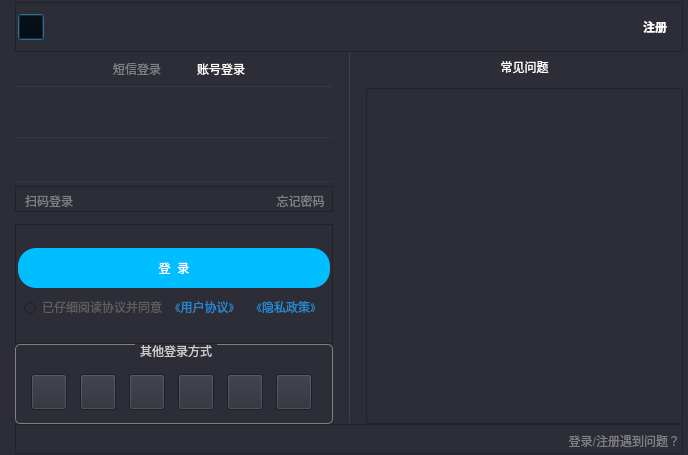
huizhang556/pc-video-player, file VideoPlayer/login/NewLoginForm.ui: the form before one commit.
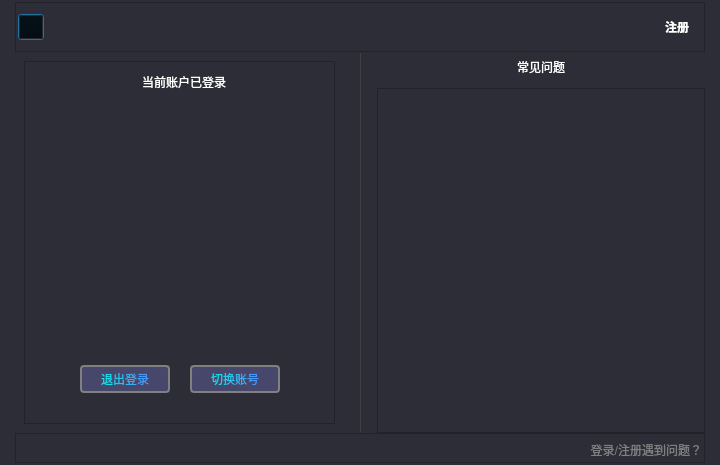
The form after the commit. The open tabs and pages were chosen to show the change. Icons and pictures are not drawn. Custom widgets are drawn as their Qt base class.

Commit message: 圆角label

```diff
--- a/VideoPlayer/login/NewLoginForm.ui
+++ b/VideoPlayer/login/NewLoginForm.ui
@@ -6,14 +6,14 @@
    <rect>
     <x>0</x>
     <y>0</y>
-    <width>688</width>
-    <height>455</height>
+    <width>720</width>
+    <height>465</height>
    </rect>
   </property>
   <property name="minimumSize">
    <size>
-    <width>688</width>
-    <height>455</height>
+    <width>720</width>
+    <height>465</height>
    </size>
   </property>
   <property name="windowTitle">
@@ -25,15 +25,24 @@
 background-color: #2c2d36;
 }</string>
   </property>
+  <layout class="QVBoxLayout" name="verticalLayout_45">
+   <property name="spacing">
+    <number>0</number>
+   </property>
+   <property name="leftMargin">
+    <number>0</number>
+   </property>
+   <property name="topMargin">
+    <number>0</number>
+   </property>
+   <property name="rightMargin">
+    <number>0</number>
+   </property>
+   <property name="bottomMargin">
+    <number>0</number>
+   </property>
+   <item>
   <widget class="QFrame" name="frame_newLogin">
-   <property name="geometry">
-    <rect>
-     <x>0</x>
-     <y>0</y>
-     <width>698</width>
-     <height>456</height>
-    </rect>
-   </property>
    <property name="styleSheet">
     <string notr="true">#frame_newLogin
 {
@@ -188,10 +197,14 @@
        <number>16</number>
       </property>
       <item>
-       <widget class="QWidget" name="widget_left" native="true">
+         <widget class="QStackedWidget" name="stackedWidget_left">
         <property name="styleSheet">
          <string notr="true"/>
         </property>
+          <property name="currentIndex">
+           <number>1</number>
+          </property>
+          <widget class="QWidget" name="stackedpage_unlogin" native="true">
         <layout class="QVBoxLayout" name="verticalLayout_20">
          <property name="spacing">
           <number>0</number>
@@ -280,7 +293,7 @@
              <property name="currentIndex">
               <number>1</number>
              </property>
-             <widget class="QWidget" name="tab">
+                <widget class="QWidget" name="tab_login1">
               <attribute name="title">
                <string>短信登录</string>
               </attribute>
@@ -1361,6 +1374,400 @@
          </item>
         </layout>
        </widget>
+          <widget class="QWidget" name="stackedpage_logined">
+           <layout class="QVBoxLayout" name="verticalLayout_39">
+            <item>
+             <widget class="QFrame" name="frame_center">
+              <property name="minimumSize">
+               <size>
+                <width>0</width>
+                <height>360</height>
+               </size>
+              </property>
+              <property name="maximumSize">
+               <size>
+                <width>16777215</width>
+                <height>16777215</height>
+               </size>
+              </property>
+              <property name="frameShape">
+               <enum>QFrame::StyledPanel</enum>
+              </property>
+              <property name="frameShadow">
+               <enum>QFrame::Raised</enum>
+              </property>
+              <layout class="QVBoxLayout" name="verticalLayout_44">
+               <property name="spacing">
+                <number>0</number>
+               </property>
+               <property name="leftMargin">
+                <number>0</number>
+               </property>
+               <property name="topMargin">
+                <number>0</number>
+               </property>
+               <property name="rightMargin">
+                <number>0</number>
+               </property>
+               <property name="bottomMargin">
+                <number>0</number>
+               </property>
+               <item>
+                <spacer name="verticalSpacer_7">
+                 <property name="orientation">
+                  <enum>Qt::Vertical</enum>
+                 </property>
+                 <property name="sizeType">
+                  <enum>QSizePolicy::Fixed</enum>
+                 </property>
+                 <property name="sizeHint" stdset="0">
+                  <size>
+                   <width>20</width>
+                   <height>6</height>
+                  </size>
+                 </property>
+                </spacer>
+               </item>
+               <item>
+                <layout class="QHBoxLayout" name="horizontalLayout_23">
+                 <item>
+                  <spacer name="horizontalSpacer_12">
+                   <property name="orientation">
+                    <enum>Qt::Horizontal</enum>
+                   </property>
+                   <property name="sizeHint" stdset="0">
+                    <size>
+                     <width>13</width>
+                     <height>20</height>
+                    </size>
+                   </property>
+                  </spacer>
+                 </item>
+                 <item>
+                  <widget class="QFrame" name="frame_header">
+                   <property name="minimumSize">
+                    <size>
+                     <width>170</width>
+                     <height>220</height>
+                    </size>
+                   </property>
+                   <property name="maximumSize">
+                    <size>
+                     <width>170</width>
+                     <height>16777215</height>
+                    </size>
+                   </property>
+                   <layout class="QVBoxLayout" name="verticalLayout_46">
+                    <property name="spacing">
+                     <number>10</number>
+                    </property>
+                    <property name="topMargin">
+                     <number>0</number>
+                    </property>
+                    <property name="bottomMargin">
+                     <number>0</number>
+                    </property>
+                    <item>
+                     <widget class="QPushButton" name="pushButton_tipUser">
+                      <property name="minimumSize">
+                       <size>
+                        <width>160</width>
+                        <height>28</height>
+                       </size>
+                      </property>
+                      <property name="maximumSize">
+                       <size>
+                        <width>160</width>
+                        <height>28</height>
+                       </size>
+                      </property>
+                      <property name="styleSheet">
+                       <string notr="true">QPushButton
+{
+border: none;
+color: #ffffff;
+font: 400 15px &quot;微软雅黑&quot;;
+}
+
+QPushButton:hover
+{
+color: #ffffff;
+}</string>
+                      </property>
+                      <property name="text">
+                       <string>当前账户已登录</string>
+                      </property>
+                     </widget>
+                    </item>
+                    <item>
+                     <widget class="RoundLab" name="label_userHeader">
+                      <property name="minimumSize">
+                       <size>
+                        <width>160</width>
+                        <height>160</height>
+                       </size>
+                      </property>
+                      <property name="maximumSize">
+                       <size>
+                        <width>160</width>
+                        <height>160</height>
+                       </size>
+                      </property>
+                      <property name="styleSheet">
+                       <string notr="true">#label_userHeader
+{
+border-radius: 80px;
+border-image: url(:/images/bgpic/dieji2.png);
+}</string>
+                      </property>
+                      <property name="text">
+                       <string/>
+                      </property>
+                     </widget>
+                    </item>
+                    <item>
+                     <layout class="QVBoxLayout" name="verticalLayout_43">
+                      <item>
+                       <widget class="QPushButton" name="pushButton_userName">
+                        <property name="minimumSize">
+                         <size>
+                          <width>146</width>
+                          <height>20</height>
+                         </size>
+                        </property>
+                        <property name="maximumSize">
+                         <size>
+                          <width>146</width>
+                          <height>20</height>
+                         </size>
+                        </property>
+                        <property name="styleSheet">
+                         <string notr="true">QPushButton
+{
+border: none;
+color: #25a7b4;
+font: 400 15px &quot;微软雅黑&quot;;
+text-decoration: underline;
+}
+
+QPushButton:hover
+{
+color: #25a7b4;
+}</string>
+                        </property>
+                        <property name="text">
+                         <string/>
+                        </property>
+                       </widget>
+                      </item>
+                      <item>
+                       <widget class="QPushButton" name="pushButton_userGrade">
+                        <property name="minimumSize">
+                         <size>
+                          <width>146</width>
+                          <height>20</height>
+                         </size>
+                        </property>
+                        <property name="maximumSize">
+                         <size>
+                          <width>146</width>
+                          <height>20</height>
+                         </size>
+                        </property>
+                        <property name="styleSheet">
+                         <string notr="true">QPushButton
+{
+border: none;
+color: #25a7b4;
+font: 400 15px &quot;微软雅黑&quot;;
+}
+
+QPushButton:hover
+{
+color: #25a7b4;
+}</string>
+                        </property>
+                        <property name="text">
+                         <string/>
+                        </property>
+                       </widget>
+                      </item>
+                     </layout>
+                    </item>
+                   </layout>
+                  </widget>
+                 </item>
+                 <item>
+                  <spacer name="horizontalSpacer_11">
+                   <property name="orientation">
+                    <enum>Qt::Horizontal</enum>
+                   </property>
+                   <property name="sizeHint" stdset="0">
+                    <size>
+                     <width>13</width>
+                     <height>20</height>
+                    </size>
+                   </property>
+                  </spacer>
+                 </item>
+                </layout>
+               </item>
+               <item>
+                <spacer name="verticalSpacer_6">
+                 <property name="orientation">
+                  <enum>Qt::Vertical</enum>
+                 </property>
+                 <property name="sizeHint" stdset="0">
+                  <size>
+                   <width>20</width>
+                   <height>29</height>
+                  </size>
+                 </property>
+                </spacer>
+               </item>
+               <item>
+                <layout class="QHBoxLayout" name="horizontalLayout_22">
+                 <property name="spacing">
+                  <number>0</number>
+                 </property>
+                 <item>
+                  <spacer name="horizontalSpacer_13">
+                   <property name="orientation">
+                    <enum>Qt::Horizontal</enum>
+                   </property>
+                   <property name="sizeHint" stdset="0">
+                    <size>
+                     <width>40</width>
+                     <height>20</height>
+                    </size>
+                   </property>
+                  </spacer>
+                 </item>
+                 <item>
+                  <widget class="QPushButton" name="pushButton_exitUser">
+                   <property name="minimumSize">
+                    <size>
+                     <width>90</width>
+                     <height>28</height>
+                    </size>
+                   </property>
+                   <property name="maximumSize">
+                    <size>
+                     <width>90</width>
+                     <height>28</height>
+                    </size>
+                   </property>
+                   <property name="styleSheet">
+                    <string notr="true">QPushButton
+{
+border: none;
+color:qlineargradient(spread:pad,x1:0,y1:0,x2:1,y2:0,stop:0 #0aebe7, stop:1  #518df9);
+border-radius: 4px;
+border:2px solid gray;
+font: 400 15px &quot;微软雅黑&quot;;
+background-color: rgb(71, 71, 107);
+}
+
+QPushButton:hover
+{
+color: #009efc;
+border: 2px solid #a1a1ff;
+}</string>
+                   </property>
+                   <property name="text">
+                    <string>退出登录</string>
+                   </property>
+                  </widget>
+                 </item>
+                 <item>
+                  <spacer name="horizontalSpacer_10">
+                   <property name="orientation">
+                    <enum>Qt::Horizontal</enum>
+                   </property>
+                   <property name="sizeType">
+                    <enum>QSizePolicy::Fixed</enum>
+                   </property>
+                   <property name="sizeHint" stdset="0">
+                    <size>
+                     <width>20</width>
+                     <height>20</height>
+                    </size>
+                   </property>
+                  </spacer>
+                 </item>
+                 <item>
+                  <widget class="QPushButton" name="pushButton_switchUser">
+                   <property name="minimumSize">
+                    <size>
+                     <width>90</width>
+                     <height>28</height>
+                    </size>
+                   </property>
+                   <property name="maximumSize">
+                    <size>
+                     <width>90</width>
+                     <height>28</height>
+                    </size>
+                   </property>
+                   <property name="styleSheet">
+                    <string notr="true">QPushButton
+{
+border: none;
+color:qlineargradient(spread:pad,x1:0,y1:0,x2:1,y2:0,stop:0 #0aebe7, stop:1  #518df9);
+border-radius: 4px;
+border:2px solid gray;
+font: 400 15px &quot;微软雅黑&quot;;
+background-color: rgb(71, 71, 107);
+}
+
+QPushButton:hover
+{
+color: #009efc;
+border: 2px solid #a1a1ff;
+}</string>
+                   </property>
+                   <property name="text">
+                    <string>切换账号</string>
+                   </property>
+                  </widget>
+                 </item>
+                 <item>
+                  <spacer name="horizontalSpacer_14">
+                   <property name="orientation">
+                    <enum>Qt::Horizontal</enum>
+                   </property>
+                   <property name="sizeHint" stdset="0">
+                    <size>
+                     <width>40</width>
+                     <height>20</height>
+                    </size>
+                   </property>
+                  </spacer>
+                 </item>
+                </layout>
+               </item>
+               <item>
+                <spacer name="verticalSpacer_8">
+                 <property name="orientation">
+                  <enum>Qt::Vertical</enum>
+                 </property>
+                 <property name="sizeType">
+                  <enum>QSizePolicy::Fixed</enum>
+                 </property>
+                 <property name="sizeHint" stdset="0">
+                  <size>
+                   <width>20</width>
+                   <height>30</height>
+                  </size>
+                 </property>
+                </spacer>
+               </item>
+              </layout>
+             </widget>
+            </item>
+           </layout>
+          </widget>
+         </widget>
       </item>
       <item>
        <widget class="Line" name="line_middle">
@@ -3498,8 +3905,8 @@
               <rect>
                <x>0</x>
                <y>0</y>
-               <width>314</width>
-               <height>332</height>
+                 <width>81</width>
+                 <height>16</height>
               </rect>
              </property>
              <layout class="QVBoxLayout" name="addVerLayout">
@@ -3630,6 +4037,8 @@
     </item>
    </layout>
   </widget>
+   </item>
+  </layout>
  </widget>
  <customwidgets>
   <customwidget>
@@ -3637,6 +4046,11 @@
    <extends>QLabel</extends>
    <header>login/MaskLabel.h</header>
   </customwidget>
+  <customwidget>
+   <class>RoundLab</class>
+   <extends>QLabel</extends>
+   <header>customer/RoundLab.h</header>
+  </customwidget>
  </customwidgets>
  <resources/>
  <connections/>
```
Lines whose indentation alone changed are shown as unchanged. The commit also changes 47 other files.
